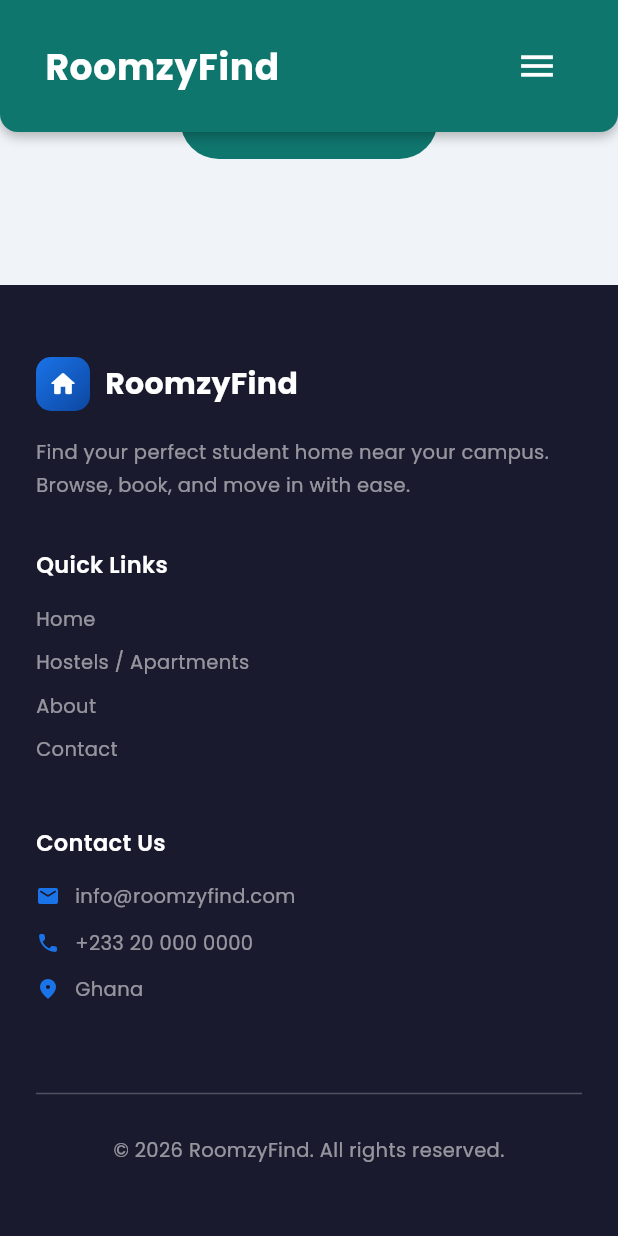
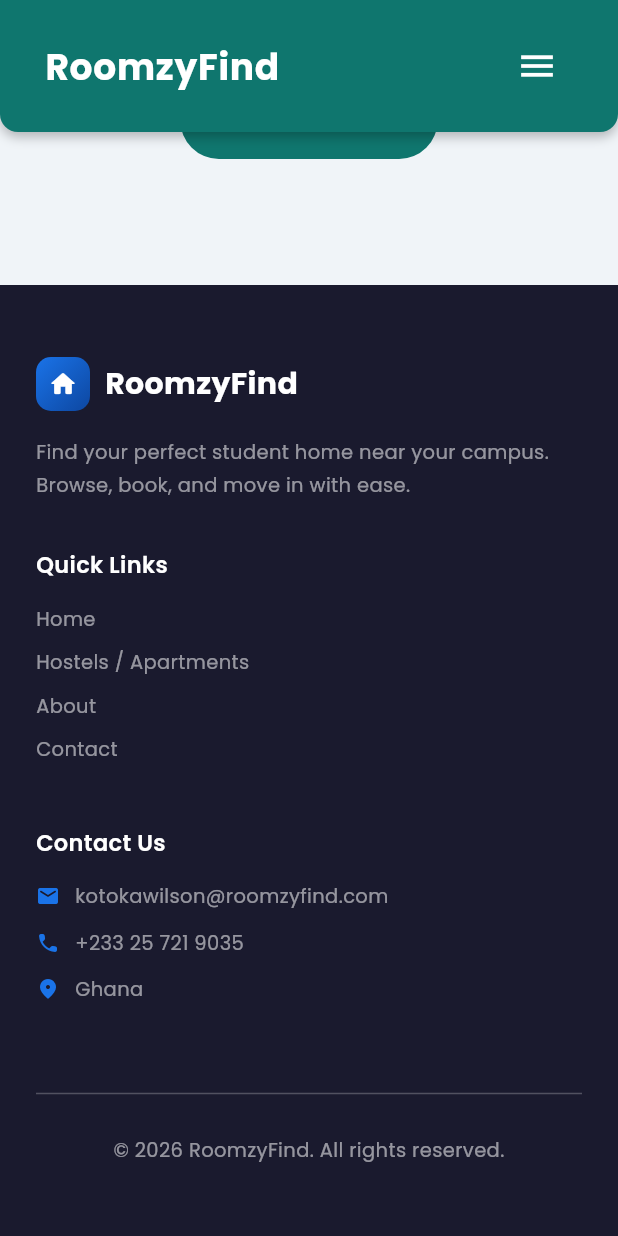
Before and after one commit to kotokawilson-ux/roomzy_new, a Flutter app: the BookingsScreen screen opened by its route, scrolled down 493 dp, on a phone screen of 412 x 824 dp. Run offline on Flutter 3.47's test engine with Material 3 defaults, Android fonts, the phone set to English and light mode, and no system bars; our stand-ins replace animated_text_kit, cached_network_image, carousel_slider, cloud_firestore, firebase_core, go_router and 4 more; accounts and stored records are empty; network calls fail.

Commit message:
Updated footer UI and responsiveness

```diff
--- a/lib/widgets/footer.dart
+++ b/lib/widgets/footer.dart
@@ -150,8 +150,8 @@ class Footer extends StatelessWidget {
           ),
         ),
         const SizedBox(height: 16),
-        _contactItem(Icons.email_rounded, 'info@roomzyfind.com'),
-        _contactItem(Icons.phone_rounded, '+233 20 000 0000'),
+        _contactItem(Icons.email_rounded, 'kotokawilson@roomzyfind.com'),
+        _contactItem(Icons.phone_rounded, '+233 25 721 9035'),
         _contactItem(Icons.location_on_rounded, 'Ghana'),
       ],
     );
```
